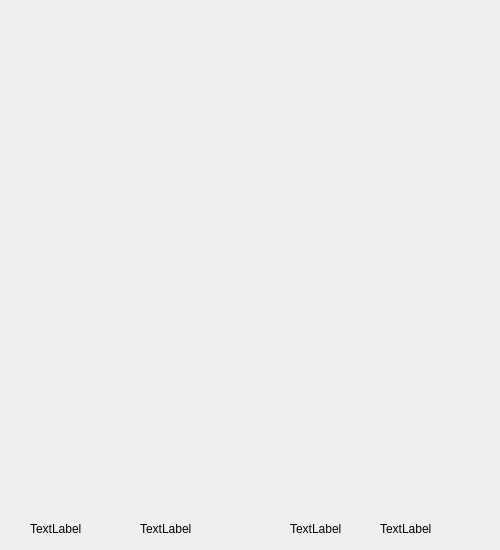
Qt form src/GUI/playarea.ui (chudyandrej/OthelloGame_cpp) before a commit.
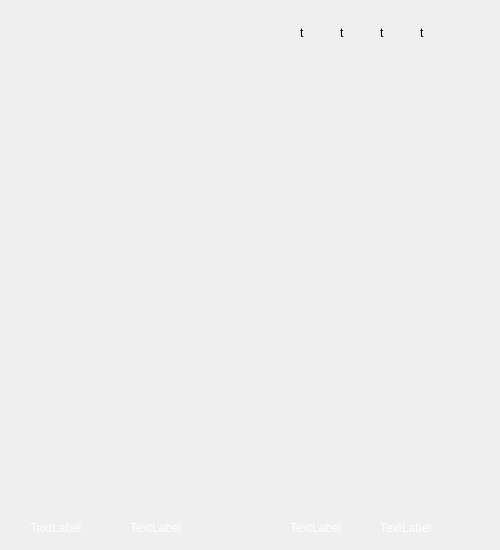
The same form after that commit.

Commit message: added images, gameOver dialog, ..

Diff of the .ui file:
```diff
--- a/src/GUI/playarea.ui
+++ b/src/GUI/playarea.ui
@@ -23,7 +23,7 @@
     </rect>
    </property>
    <property name="text">
-    <string>TextLabel</string>
+    <string>&lt;html&gt;&lt;head/&gt;&lt;body&gt;&lt;p&gt;&lt;span style=&quot; color:#ffffff;&quot;&gt;TextLabel&lt;/span&gt;&lt;/p&gt;&lt;/body&gt;&lt;/html&gt;</string>
    </property>
   </widget>
   <widget class="QLabel" name="player2NameLabel">
@@ -36,7 +36,7 @@
     </rect>
    </property>
    <property name="text">
-    <string>TextLabel</string>
+    <string>&lt;html&gt;&lt;head/&gt;&lt;body&gt;&lt;p&gt;&lt;span style=&quot; color:#ffffff;&quot;&gt;TextLabel&lt;/span&gt;&lt;/p&gt;&lt;/body&gt;&lt;/html&gt;</string>
    </property>
   </widget>
   <widget class="QWidget" name="board" native="true">
@@ -52,14 +52,14 @@
   <widget class="QLabel" name="score1Label">
    <property name="geometry">
     <rect>
-     <x>140</x>
+     <x>130</x>
      <y>520</y>
      <width>67</width>
      <height>17</height>
     </rect>
    </property>
    <property name="text">
-    <string>TextLabel</string>
+    <string>&lt;html&gt;&lt;head/&gt;&lt;body&gt;&lt;p&gt;&lt;span style=&quot; color:#ffffff;&quot;&gt;TextLabel&lt;/span&gt;&lt;/p&gt;&lt;/body&gt;&lt;/html&gt;</string>
    </property>
   </widget>
   <widget class="QLabel" name="score2Label">
@@ -72,7 +72,75 @@
     </rect>
    </property>
    <property name="text">
-    <string>TextLabel</string>
+    <string>&lt;html&gt;&lt;head/&gt;&lt;body&gt;&lt;p&gt;&lt;span style=&quot; color:#ffffff;&quot;&gt;TextLabel&lt;/span&gt;&lt;/p&gt;&lt;/body&gt;&lt;/html&gt;</string>
+   </property>
+  </widget>
+  <widget class="QLabel" name="reloadGameLabel">
+   <property name="geometry">
+    <rect>
+     <x>300</x>
+     <y>20</y>
+     <width>25</width>
+     <height>25</height>
+    </rect>
+   </property>
+   <property name="text">
+    <string>t</string>
+   </property>
+  </widget>
+  <widget class="QLabel" name="scoreArrayLabel">
+   <property name="geometry">
+    <rect>
+     <x>230</x>
+     <y>510</y>
+     <width>25</width>
+     <height>25</height>
+    </rect>
+   </property>
+   <property name="text">
+    <string/>
+   </property>
+  </widget>
+  <widget class="QLabel" name="homeLabel">
+   <property name="geometry">
+    <rect>
+     <x>340</x>
+     <y>20</y>
+     <width>25</width>
+     <height>25</height>
+    </rect>
+   </property>
+   <property name="text">
+    <string>t</string>
+   </property>
+  </widget>
+  <widget class="QLabel" name="undoLabel">
+   <property name="geometry">
+    <rect>
+     <x>380</x>
+     <y>20</y>
+     <width>25</width>
+     <height>25</height>
+    </rect>
+   </property>
+   <property name="text">
+    <string>t</string>
+   </property>
+  </widget>
+  <widget class="QLabel" name="saveLabel">
+   <property name="geometry">
+    <rect>
+     <x>420</x>
+     <y>20</y>
+     <width>25</width>
+     <height>25</height>
+    </rect>
+   </property>
+   <property name="mouseTracking">
+    <bool>false</bool>
+   </property>
+   <property name="text">
+    <string>t</string>
    </property>
   </widget>
  </widget>
```
The commit also changes 15 other files.
